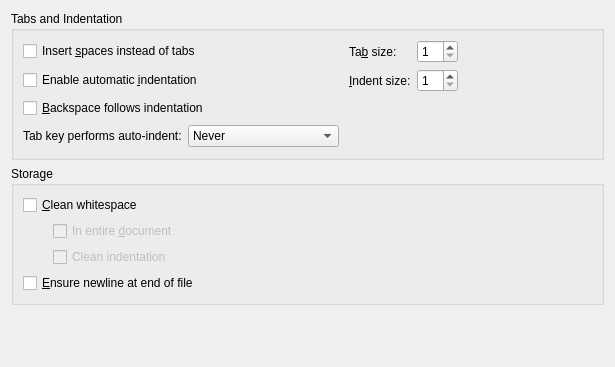
This is src/plugins/texteditor/behaviorsettingspage.ui in qt-creator/qt-creator as Qt 5 draws it before an edit. The edited form follows.
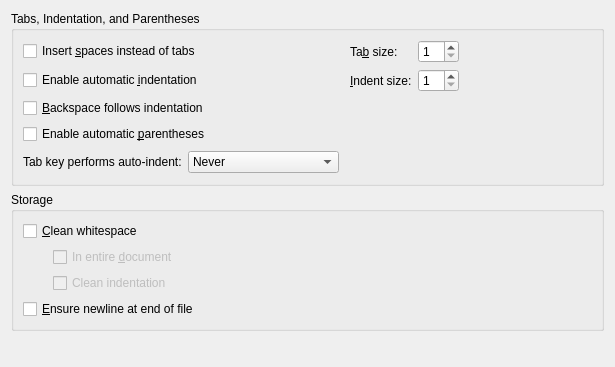
This is the edited form.

Commit message: preliminary auto parentheses support

The edit to the form file:
```diff
--- a/src/plugins/texteditor/behaviorsettingspage.ui
+++ b/src/plugins/texteditor/behaviorsettingspage.ui
@@ -14,7 +14,7 @@
    <item>
     <widget class="QGroupBox" name="groupBoxTabAndIndentSettings">
      <property name="title">
-      <string>Tabs and Indentation</string>
+      <string>Tabs, Indentation, and Parentheses</string>
      </property>
      <layout class="QVBoxLayout" name="verticalLayout">
       <item>
@@ -133,6 +133,13 @@
           </property>
          </spacer>
         </item>
+        <item row="3" column="0">
+         <widget class="QCheckBox" name="autoParentheses">
+          <property name="text">
+           <string>Enable automatic &amp;parentheses</string>
+          </property>
+         </widget>
+        </item>
        </layout>
       </item>
       <item>
```
The commit also changes 4 other files.
